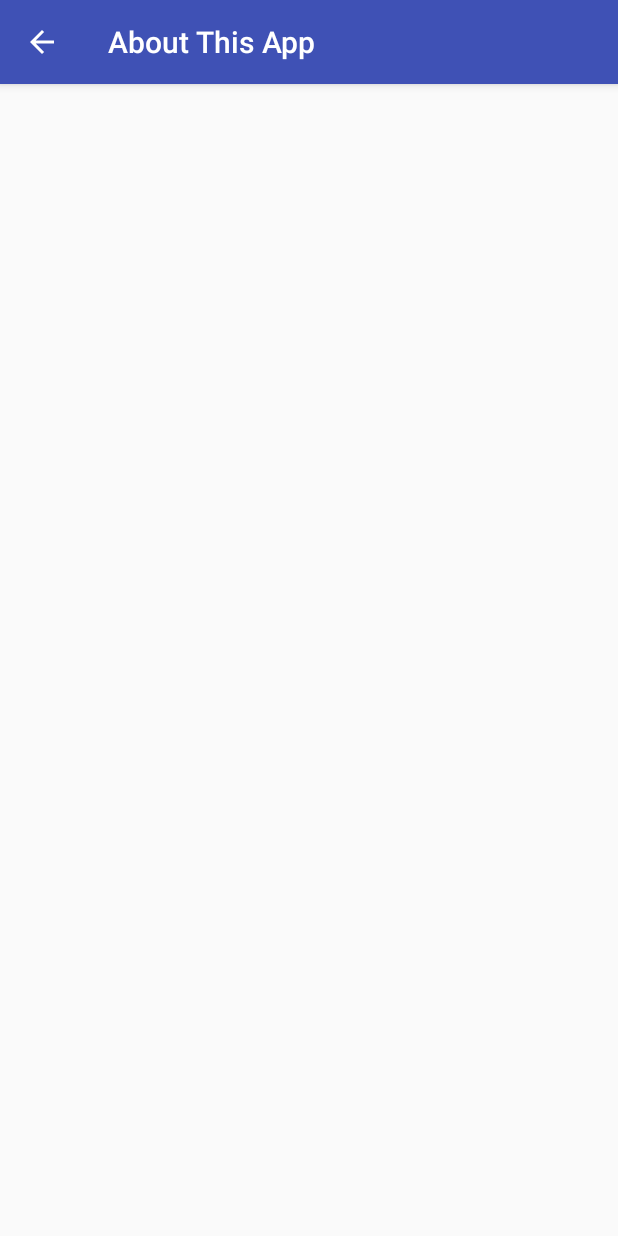
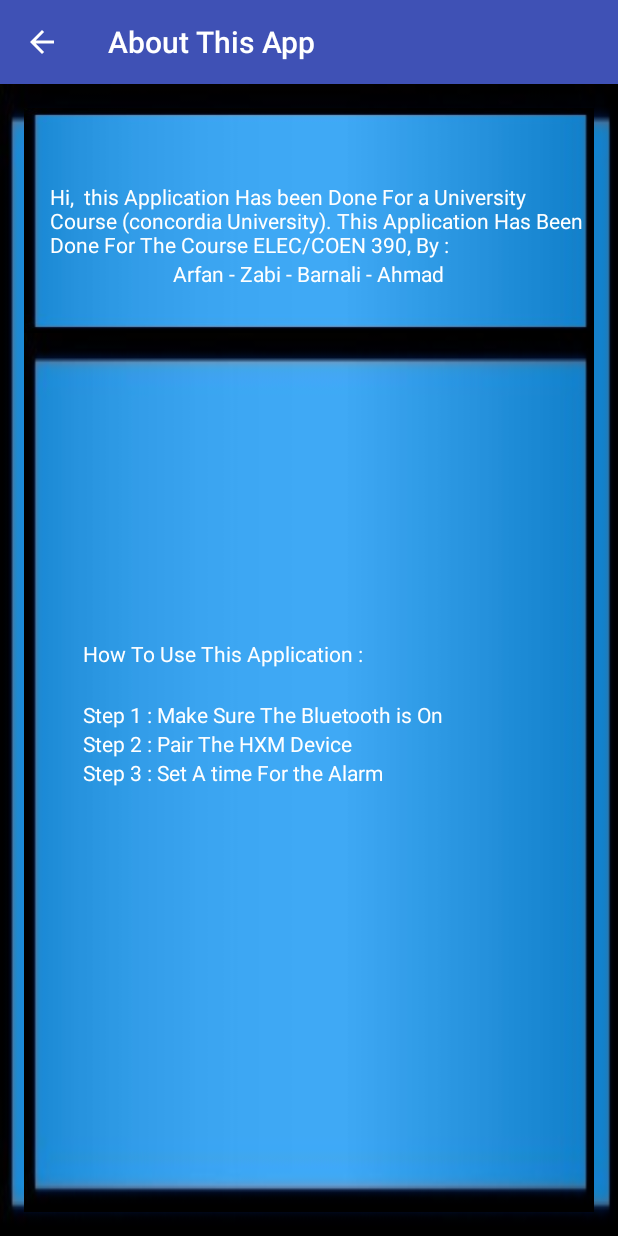
Before and after one commit to hum115/WakeUpAlarm, an Android app: the screen it shows after launch (info), in the options menu, after a tap on "Info", on a phone screen of 412 x 824 dp. Run offline under Robolectric (Android 15) with nearby library versions, the phone set to English and light mode, and no system bars.

Commit message:
Final Stuff Done

```diff
--- a/app/src/main/java/com/example/ahmad/wakeupalarm/Welcome.java
+++ b/app/src/main/java/com/example/ahmad/wakeupalarm/Welcome.java
@@ -36,18 +36,20 @@ public class Welcome extends AppCompatActivity {
     Boolean switchBool;
     PendingIntent pendingIntent;
     int initialHRValue;
-    int numberOfInitialInput=0;
+    int numberOfInitialInput = 0;
+    boolean isDemoOn = false;
 
     @Override
-    public void onResume(){
+    //this method is overriden to disable the back press
+    public void onBackPressed() {
+        //do nothing
+    }
+
+    @Override
+    public void onResume() {
         Intent getFromSettings = getIntent();
-        numberOfInitialInput = getFromSettings.getIntExtra("NOIHRV",15);
-        CharSequence text = "The passed value is : "+ numberOfInitialInput;
-        int duration = Toast.LENGTH_LONG;
-        Toast toast = Toast.makeText(context, text, duration);
-        toast.show();
-
-
+        isDemoOn = getFromSettings.getBooleanExtra("demo", false);
+        numberOfInitialInput = getFromSettings.getIntExtra("NOIHRV", 15);
         super.onResume();
     }
 
@@ -58,6 +60,7 @@ public class Welcome extends AppCompatActivity {
 
         return true;
     }
+
     @Override
     public boolean onOptionsItemSelected(MenuItem item) {
         switch (item.getItemId()) {
@@ -67,8 +70,9 @@ public class Welcome extends AppCompatActivity {
                 startActivity(i);
                 break;
             case R.id.action_info:
-                Intent b =  new Intent(this,info.class);
-                b.putExtra("int",numberOfInitialInput);
+
+                Intent b = new Intent(this, info.class);
+                b.putExtra("int", numberOfInitialInput);
                 startActivity(b);
 
         }
@@ -77,19 +81,15 @@ public class Welcome extends AppCompatActivity {
     }
 
 
-
     @Override
     protected void onCreate(Bundle savedInstanceState) {
-        if(numberOfInitialInput==0){
-            numberOfInitialInput=15;
+        if (numberOfInitialInput == 0) {
+            numberOfInitialInput = 15;
         }
-
-
 
 
         super.onCreate(savedInstanceState);
         setContentView(R.layout.activity_welcome);
-
 
 
         // The Manual HR
@@ -132,7 +132,7 @@ public class Welcome extends AppCompatActivity {
         alarm_Min = (NumberPicker) findViewById(R.id.minValue);
         alarmManager = (AlarmManager) getSystemService(ALARM_SERVICE);
         update_text = (TextView) findViewById(R.id.alarmText);
-        alarm_Hour.setMaxValue(24);
+        alarm_Hour.setMaxValue(23);
         alarm_Hour.setMinValue(0);
         alarm_Hour.setValue(Calendar.HOUR_OF_DAY);
         alarm_Hour.setWrapSelectorWheel(true);
@@ -170,29 +170,31 @@ public class Welcome extends AppCompatActivity {
                     my_intent.putExtra("initialValue", initialHRValue);
                     my_intent.putExtra("BoolSwitch", switchBool);
                 } else {
-
+                    my_intent.putExtra("int", numberOfInitialInput);
                     my_intent.putExtra("InitialHR", switchBool);
                 }
 
-                //setting Calendar to the TimePicker
+
 
                 // For debugging purposes Make this run asap
-                calendar.set(Calendar.HOUR_OF_DAY, alarm_Hour.getValue());
-                calendar.set(Calendar.MINUTE, alarm_Min.getValue());
+
 
                 Calendar TimeNow;
 
                 TimeNow = Calendar.getInstance();
+                if (isDemoOn) {
+                    // this is the one to delete
+                    calendar.setTimeInMillis(TimeNow.getTimeInMillis() + 2000);
+                    //launch the connection 20 seconde before
+                } else {
+                    //Regular Settings
+                    calendar.set(Calendar.HOUR_OF_DAY, alarm_Hour.getValue());
+                    calendar.set(Calendar.MINUTE, alarm_Min.getValue());
 
-                // this is the one to delete
-                calendar.setTimeInMillis(TimeNow.getTimeInMillis() + 2000);
-                //launch the connection 20 seconde before
+                }
+                //my_intent.putExtras(transmit);
 
                 String pmOram;
-                // connectionIntent.putExtra("TimeToStop",calendar.getTimeInMillis());
-
-                //my_intent.putExtras(transmit);
-
                 if (TimeNow.getTimeInMillis() <= calendar.getTimeInMillis()) {
 
 
--- a/app/src/main/res/drawable/roundshapebtn.xml
+++ b/app/src/main/res/drawable/roundshapebtn.xml
@@ -2,6 +2,7 @@
 <shape xmlns:android="http://schemas.android.com/apk/res/android"
     android:padding="10dp"
     android:shape="rectangle">
+
     <corners
         android:bottomLeftRadius="10dp"
         android:bottomRightRadius="10dp"
--- a/app/src/main/res/layout/activity_info.xml
+++ b/app/src/main/res/layout/activity_info.xml
@@ -5,6 +5,87 @@
     android:paddingRight="@dimen/activity_horizontal_margin"
     android:paddingTop="@dimen/activity_vertical_margin"
     android:paddingBottom="@dimen/activity_vertical_margin"
-    tools:context="com.example.ahmad.wakeupalarm.info">
+    tools:context="com.example.ahmad.wakeupalarm.info"
+    android:background="@drawable/test"
+   >
 
+    <RelativeLayout
+        android:background="@drawable/test"
+        android:layout_width="match_parent"
+        android:layout_height="150dp"
+        android:id="@+id/relativeLayout3"
+        android:layout_alignParentTop="true"
+        android:layout_alignParentStart="true">
+
+        <TextView
+            android:layout_width="wrap_content"
+            android:layout_height="wrap_content"
+            android:text="Hi,  this Application Has been Done For a University Course (concordia University). This Application Has Been Done For The Course ELEC/COEN 390, By : "
+            android:id="@+id/textView3"
+            android:textColor="#ffffff"
+            android:layout_centerVertical="true"
+            android:layout_alignParentStart="true"
+            android:layout_marginStart="17dp" />
+
+        <TextView
+            android:layout_width="wrap_content"
+            android:layout_height="wrap_content"
+            android:textAppearance="?android:attr/textAppearanceSmall"
+            android:text="Arfan - Zabi - Barnali - Ahmad"
+            android:textColor="#ffffff"
+            android:id="@+id/textView10"
+            android:layout_below="@+id/textView3"
+            android:layout_centerHorizontal="true" />
+
+    </RelativeLayout>
+
+    <RelativeLayout
+        android:background="@drawable/test"
+        android:layout_width="match_parent"
+        android:layout_height="match_parent"
+        android:layout_below="@+id/relativeLayout3"
+        android:layout_alignParentEnd="true">
+
+        <TextView
+            android:layout_width="wrap_content"
+            android:layout_height="wrap_content"
+            android:text="How To Use This Application :"
+            android:id="@+id/textView5"
+            android:textColor="#ffffff"
+            android:layout_marginBottom="21dp"
+            android:layout_above="@+id/textView6"
+            android:layout_alignStart="@+id/textView6" />
+
+        <TextView
+            android:layout_width="wrap_content"
+            android:layout_height="wrap_content"
+            android:textAppearance="?android:attr/textAppearanceSmall"
+            android:text="Step 1 : Make Sure The Bluetooth is On "
+            android:id="@+id/textView6"
+            android:textColor="#ffffff"
+            android:layout_above="@+id/textView7"
+            android:layout_alignStart="@+id/textView7" />
+
+        <TextView
+            android:layout_width="wrap_content"
+            android:layout_height="wrap_content"
+            android:textColor="#ffffff"
+            android:textAppearance="?android:attr/textAppearanceSmall"
+            android:text="Step 2 : Pair The HXM Device"
+            android:id="@+id/textView7"
+            android:layout_above="@+id/textView9"
+            android:layout_alignStart="@+id/textView9" />
+
+        <TextView
+            android:layout_width="wrap_content"
+            android:layout_height="wrap_content"
+            android:textColor="#ffffff"
+            android:textAppearance="?android:attr/textAppearanceSmall"
+            android:text="Step 3 : Set A time For the Alarm"
+            android:id="@+id/textView9"
+            android:layout_marginStart="39dp"
+            android:layout_centerVertical="true"
+            android:layout_alignParentStart="true" />
+
+    </RelativeLayout>
 </RelativeLayout>
```
Also changed, not shown: app/src/main/java/com/example/ahmad/wakeupalarm/AlarmReceiver.java (+3 -6 lines), app/src/main/java/com/example/ahmad/wakeupalarm/AlarmRing.java (+24 -6 lines), app/src/main/java/com/example/ahmad/wakeupalarm/Settings.java (+26 -7 lines), app/src/main/res/layout/activity_alarm_ring.xml (+21 -12 lines), app/src/main/res/layout/activity_settings.xml (+29 -10 lines), app/src/main/res/layout/activity_welcome.xml (+24 -20 lines), app/src/main/res/drawable/settingback.jpg (added), app/src/main/res/drawable/test.jpg (added).
